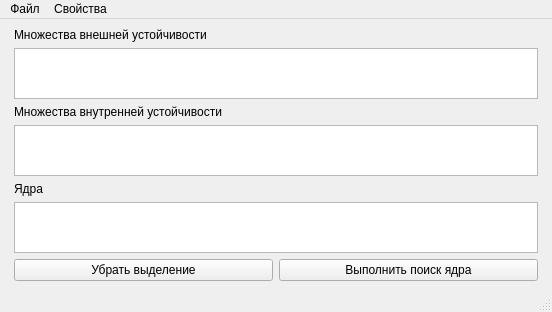
Before: the Qt Designer form GraphCoreCtor/mainwindow.ui in Daniel217D/Graph-core-cpp, drawn with Qt 5.
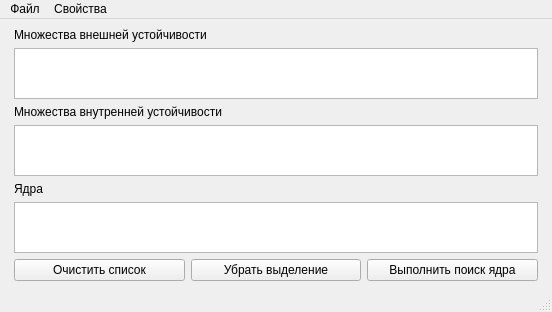
After: the same form once the commit is applied.

What changed in the file:
```diff
--- a/GraphCoreCtor/mainwindow.ui
+++ b/GraphCoreCtor/mainwindow.ui
@@ -85,6 +85,13 @@
         <property name="leftMargin">
          <number>0</number>
         </property>
+        <item>
+         <widget class="QPushButton" name="clearLists">
+          <property name="text">
+           <string>Очистить список</string>
+          </property>
+         </widget>
+        </item>
         <item>
          <widget class="QPushButton" name="removeSelectButton">
           <property name="text">
```
